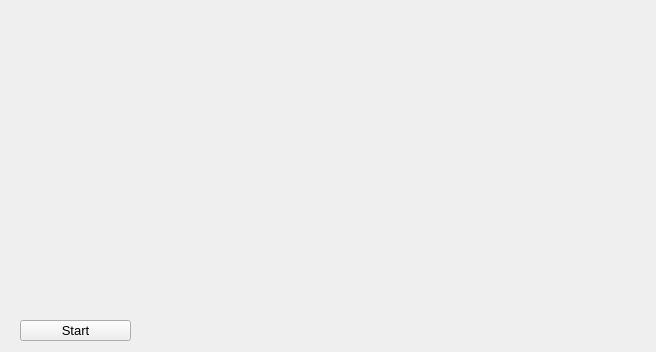
The window that PLLTrainer/mainwindow.ui (moevm/gui-1h2017-01) describes before a commit, drawn with Qt 5.
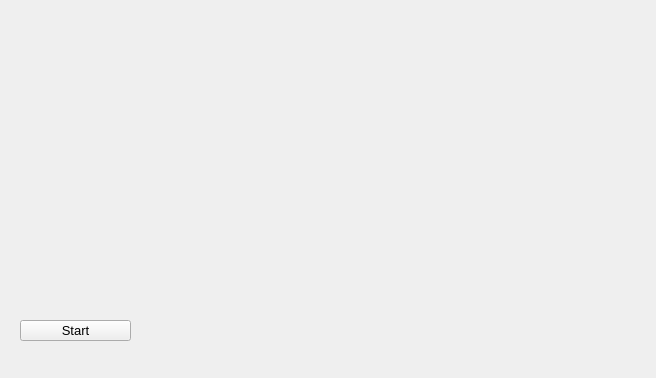
The same window after the commit. Custom widgets are drawn as their Qt base class.

Commit message: Total result info showing

The edit to the form file:
```diff
--- a/PLLTrainer/mainwindow.ui
+++ b/PLLTrainer/mainwindow.ui
@@ -7,7 +7,7 @@
     <x>0</x>
     <y>0</y>
     <width>656</width>
-    <height>352</height>
+    <height>378</height>
    </rect>
   </property>
   <property name="windowTitle">
@@ -63,6 +63,24 @@
      <set>Qt::AlignRight|Qt::AlignTrailing|Qt::AlignVCenter</set>
     </property>
    </widget>
+   <widget class="QLabel" name="totalResultLabel">
+    <property name="geometry">
+     <rect>
+      <x>20</x>
+      <y>350</y>
+      <width>191</width>
+      <height>16</height>
+     </rect>
+    </property>
+    <property name="font">
+     <font>
+      <pointsize>10</pointsize>
+     </font>
+    </property>
+    <property name="text">
+     <string/>
+    </property>
+   </widget>
   </widget>
  </widget>
  <layoutdefault spacing="6" margin="11"/>
```
The commit also changes 1 other file.
